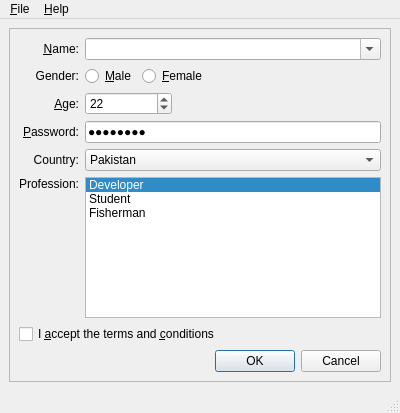
This is perl/examples/widgets/stylesheet/mainwindow.ui in chrisburel/perlqt as Qt 5 draws it before an edit. The edited form follows.
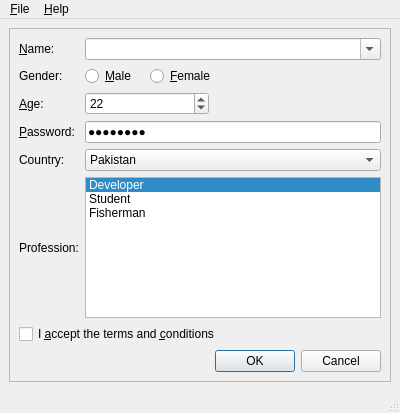
This is the edited form.

Patch:
```diff
--- a/perl/examples/widgets/stylesheet/mainwindow.ui
+++ b/perl/examples/widgets/stylesheet/mainwindow.ui
@@ -51,7 +51,7 @@
           <string>Profession:</string>
          </property>
          <property name="alignment" >
-          <set>Qt::AlignRight|Qt::AlignTop|Qt::AlignTrailing</set>
+          <set>Qt4::AlignRight|Qt4::AlignTop|Qt4::AlignTrailing</set>
          </property>
          <property name="buddy" >
           <cstring>professionList</cstring>
@@ -64,7 +64,7 @@
           <string>&amp;Name:</string>
          </property>
          <property name="alignment" >
-          <set>Qt::AlignRight|Qt::AlignTrailing|Qt::AlignVCenter</set>
+          <set>Qt4::AlignRight|Qt4::AlignTrailing|Qt4::AlignVCenter</set>
          </property>
          <property name="buddy" >
           <cstring>nameCombo</cstring>
@@ -87,7 +87,7 @@
           <string>&amp;Password:</string>
          </property>
          <property name="alignment" >
-          <set>Qt::AlignRight|Qt::AlignTrailing|Qt::AlignVCenter</set>
+          <set>Qt4::AlignRight|Qt4::AlignTrailing|Qt4::AlignVCenter</set>
          </property>
          <property name="buddy" >
           <cstring>passwordEdit</cstring>
@@ -148,7 +148,7 @@
           <string>&amp;Age:</string>
          </property>
          <property name="alignment" >
-          <set>Qt::AlignRight|Qt::AlignTrailing|Qt::AlignVCenter</set>
+          <set>Qt4::AlignRight|Qt4::AlignTrailing|Qt4::AlignVCenter</set>
          </property>
          <property name="buddy" >
           <cstring>ageSpinBox</cstring>
@@ -161,7 +161,7 @@
           <string>Country:</string>
          </property>
          <property name="alignment" >
-          <set>Qt::AlignRight|Qt::AlignTrailing|Qt::AlignVCenter</set>
+          <set>Qt4::AlignRight|Qt4::AlignTrailing|Qt4::AlignVCenter</set>
          </property>
          <property name="buddy" >
           <cstring>countryCombo</cstring>
@@ -174,7 +174,7 @@
           <string>Gender:</string>
          </property>
          <property name="alignment" >
-          <set>Qt::AlignRight|Qt::AlignTrailing|Qt::AlignVCenter</set>
+          <set>Qt4::AlignRight|Qt4::AlignTrailing|Qt4::AlignVCenter</set>
          </property>
         </widget>
        </item>
@@ -233,7 +233,7 @@
        <item row="1" column="4" >
         <spacer>
          <property name="orientation" >
-          <enum>Qt::Horizontal</enum>
+          <enum>Qt4::Horizontal</enum>
          </property>
          <property name="sizeHint" >
           <size>
@@ -246,7 +246,7 @@
        <item row="2" column="3" colspan="2" >
         <spacer>
          <property name="orientation" >
-          <enum>Qt::Horizontal</enum>
+          <enum>Qt4::Horizontal</enum>
          </property>
          <property name="sizeHint" >
           <size>
@@ -259,7 +259,7 @@
        <item row="7" column="3" colspan="2" >
         <widget class="QDialogButtonBox" name="buttonBox" >
          <property name="orientation" >
-          <enum>Qt::Horizontal</enum>
+          <enum>Qt4::Horizontal</enum>
          </property>
          <property name="standardButtons" >
           <set>QDialogButtonBox::Cancel|QDialogButtonBox::NoButton|QDialogButtonBox::Ok</set>
```
